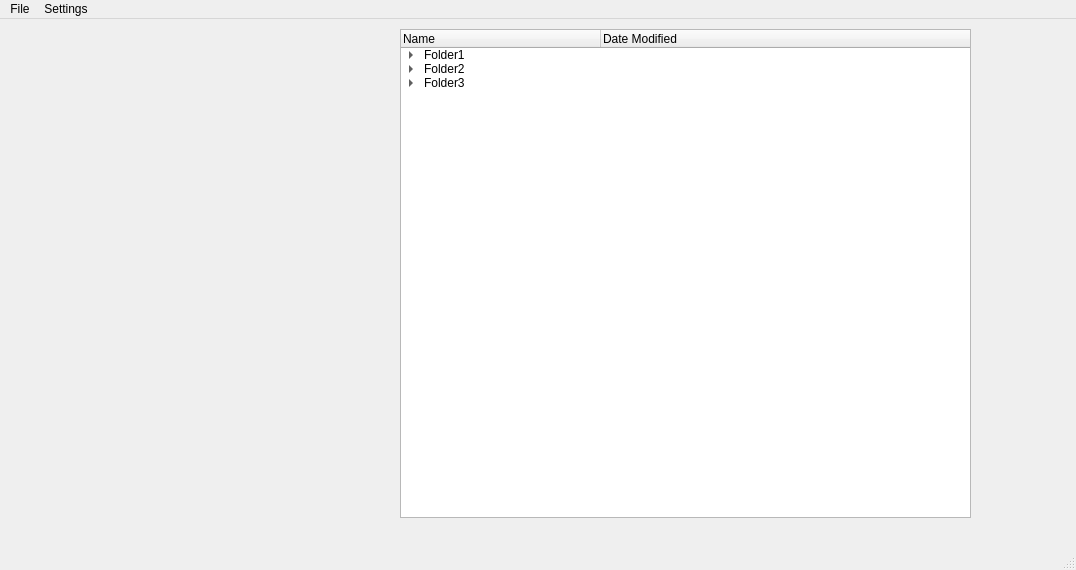
Old version of the form gui/gui.ui in the repository ptrpham1234/S3_Manager.
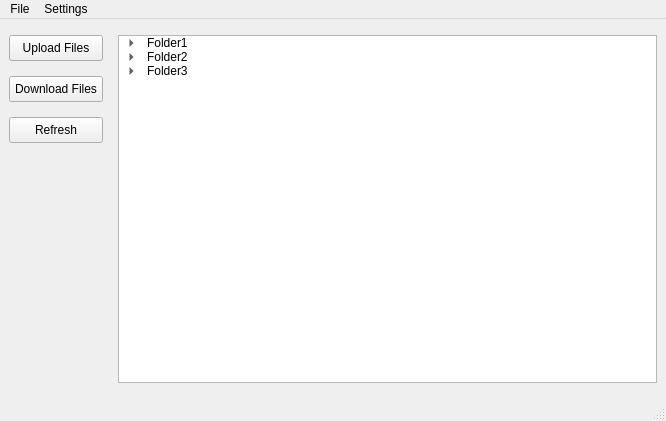
New version of the form.

Commit message: modified file folders and added a login gui. Tried making the tree do not know if it works

The edit to the form file:
```diff
--- a/gui/gui.ui
+++ b/gui/gui.ui
@@ -6,32 +6,47 @@
    <rect>
     <x>0</x>
     <y>0</y>
-    <width>1076</width>
-    <height>570</height>
+    <width>664</width>
+    <height>421</height>
    </rect>
   </property>
   <property name="windowTitle">
    <string>MainWindow</string>
   </property>
   <widget class="QWidget" name="centralwidget">
+   <layout class="QGridLayout" name="gridLayout">
+    <property name="topMargin">
+     <number>16</number>
+    </property>
+    <property name="bottomMargin">
+     <number>16</number>
+    </property>
+    <property name="spacing">
+     <number>15</number>
+    </property>
+    <item row="0" column="1" rowspan="4">
    <widget class="QTreeWidget" name="treeWidget">
-    <property name="geometry">
-     <rect>
-      <x>400</x>
-      <y>10</y>
-      <width>571</width>
-      <height>489</height>
-     </rect>
+      <property name="minimumSize">
+       <size>
+        <width>539</width>
+        <height>334</height>
+       </size>
     </property>
     <property name="autoExpandDelay">
      <number>-1</number>
     </property>
+      <property name="indentation">
+       <number>25</number>
+      </property>
     <property name="uniformRowHeights">
      <bool>true</bool>
     </property>
     <property name="animated">
      <bool>true</bool>
     </property>
+      <property name="headerHidden">
+       <bool>true</bool>
+      </property>
     <attribute name="headerCascadingSectionResizes">
      <bool>true</bool>
     </attribute>
@@ -52,11 +67,6 @@
       <string>Name</string>
      </property>
     </column>
-    <column>
-     <property name="text">
-      <string>Date Modified</string>
-     </property>
-    </column>
     <item>
      <property name="text">
       <string>Folder1</string>
@@ -118,13 +128,65 @@
      </item>
     </item>
    </widget>
+    </item>
+    <item row="0" column="0">
+     <widget class="QPushButton" name="uploadButton">
+      <property name="toolTip">
+       <string>&lt;html&gt;&lt;head/&gt;&lt;body&gt;&lt;p&gt;Pick a file to upload to the S3 bucket&lt;/p&gt;&lt;/body&gt;&lt;/html&gt;</string>
+      </property>
+      <property name="styleSheet">
+       <string notr="true">padding-right: 5px;
+padding-left: 5px;
+padding-top: 5px;
+padding-bottom: 5px;
+</string>
+      </property>
+      <property name="text">
+       <string>Upload Files</string>
+      </property>
+     </widget>
+    </item>
+    <item row="1" column="0">
+     <widget class="QPushButton" name="downloadButton">
+      <property name="font">
+       <font>
+        <bold>false</bold>
+       </font>
+      </property>
+      <property name="styleSheet">
+       <string notr="true">padding-right: 5px;
+padding-left: 5px;
+padding-top: 5px;
+padding-bottom: 5px;
+</string>
+      </property>
+      <property name="text">
+       <string>Download Files</string>
+      </property>
+     </widget>
+    </item>
+    <item row="2" column="0">
+     <widget class="QPushButton" name="refreshButton">
+      <property name="styleSheet">
+       <string notr="true">padding-right: 5px;
+padding-left: 5px;
+padding-top: 5px;
+padding-bottom: 5px;
+</string>
+      </property>
+      <property name="text">
+       <string>Refresh</string>
+      </property>
+     </widget>
+    </item>
+   </layout>
   </widget>
   <widget class="QMenuBar" name="menubar">
    <property name="geometry">
     <rect>
      <x>0</x>
      <y>0</y>
-     <width>1076</width>
+     <width>664</width>
      <height>22</height>
     </rect>
    </property>
```
Lines whose indentation alone changed are shown as unchanged. The commit also changes 7 other files.
